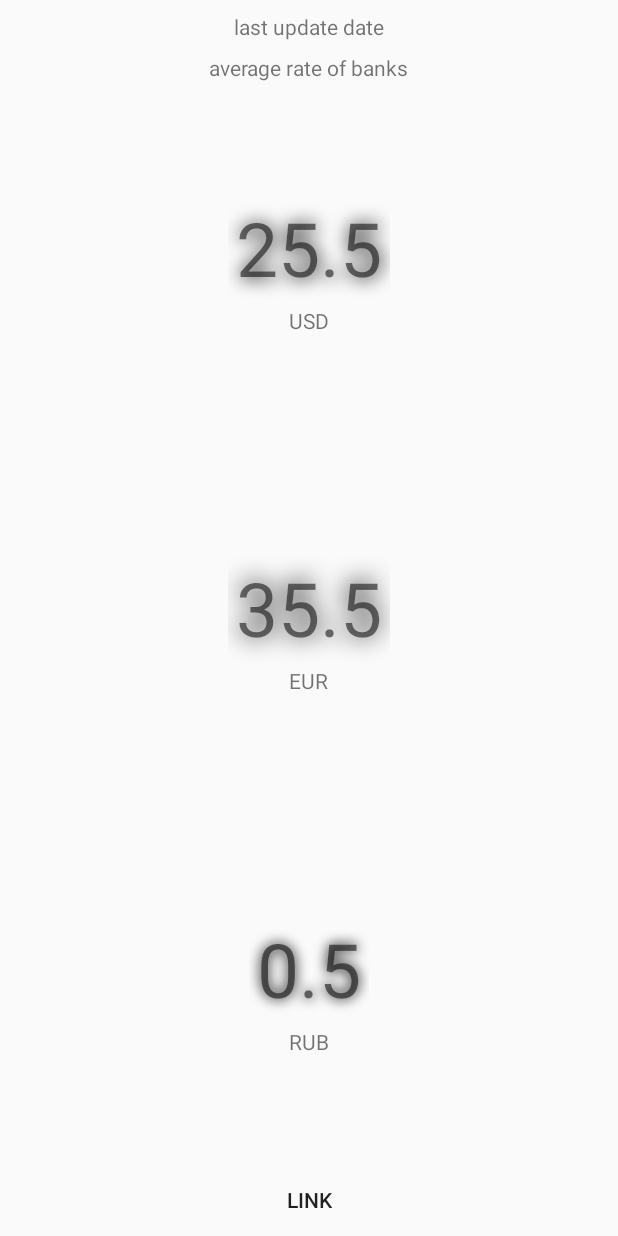
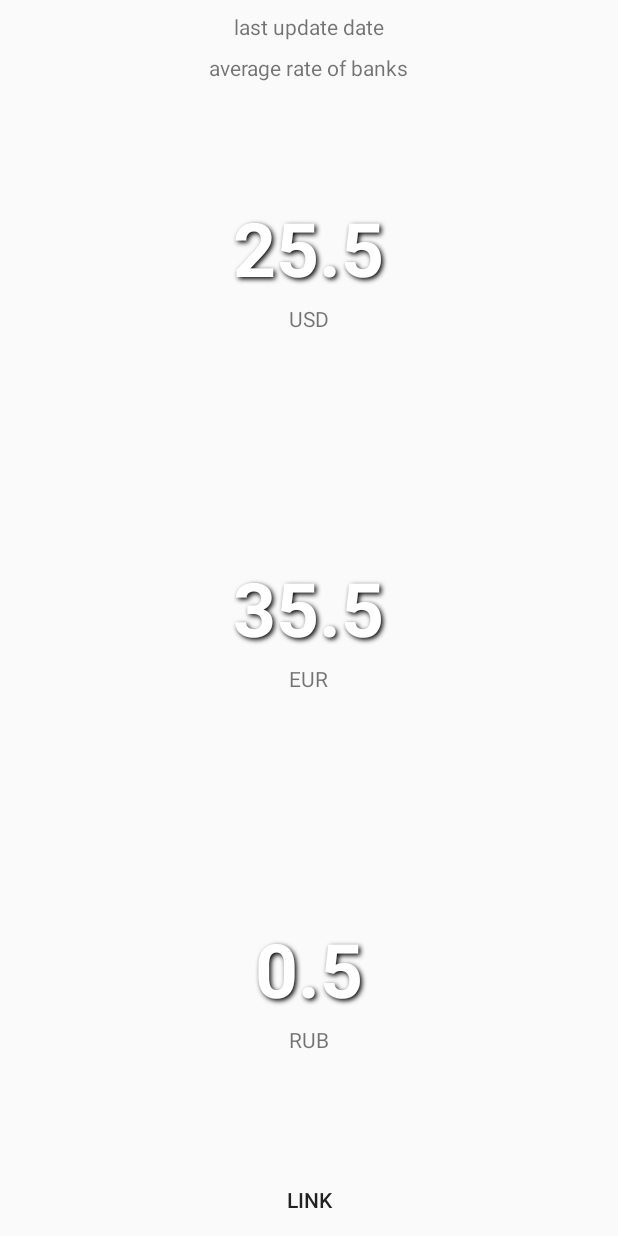
Before and after one commit to RomanStecenko/zenua, an Android app: the layout exchange_rate_fragment.xml on its own in the app's theme, with its tools: preview values and no code run, on a phone screen of 412 x 824 dp. Run offline under Robolectric (Android 15) with nearby library versions, the phone set to English and light mode, and no system bars.

Commit message:
deleted fonts from assets, added style for some textviews

```diff
--- a/app/src/main/java/edu/my/rstetsenko/zenua/fragments/ExchangeRateFragment.java
+++ b/app/src/main/java/edu/my/rstetsenko/zenua/fragments/ExchangeRateFragment.java
@@ -2,9 +2,7 @@ package edu.my.rstetsenko.zenua.fragments;
 
 import android.content.Context;
 import android.content.Intent;
-import android.content.res.AssetManager;
 import android.database.Cursor;
-import android.graphics.Typeface;
 import android.net.ConnectivityManager;
 import android.net.NetworkInfo;
 import android.net.Uri;
@@ -16,7 +14,6 @@ import android.support.v4.content.CursorLoader;
 import android.support.v4.content.Loader;
 import android.support.v4.view.MenuItemCompat;
 import android.support.v7.widget.ShareActionProvider;
-import android.util.Log;
 import android.view.LayoutInflater;
 import android.view.Menu;
 import android.view.MenuInflater;
@@ -27,9 +24,6 @@ import android.widget.Button;
 import android.widget.LinearLayout;
 import android.widget.TextView;
 import android.widget.Toast;
-
-import java.io.IOException;
-import java.util.concurrent.ConcurrentNavigableMap;
 
 import edu.my.rstetsenko.zenua.Constants;
 import edu.my.rstetsenko.zenua.FetchRateTask;
@@ -64,13 +58,11 @@ public class ExchangeRateFragment extends Fragment implements LoaderManager.Load
     private int currentSource;
     private Uri uriToSource;
     private String shareString;
-    private String[] fonts;
 
     @Override
     public void onCreate(Bundle savedInstanceState) {
         super.onCreate(savedInstanceState);
         setHasOptionsMenu(true);
-        getFontsNames();
     }
 
     @Override
@@ -164,7 +156,6 @@ public class ExchangeRateFragment extends Fragment implements LoaderManager.Load
         public void onClick(View v) {
             switch (v.getId()) {
                 case R.id.link_for_resource:
-                    setNextFont();
                     if (uriToSource != null) {
                         Intent goToLink = new Intent(Intent.ACTION_VIEW, uriToSource);
                         startActivity(goToLink);
@@ -354,30 +345,4 @@ public class ExchangeRateFragment extends Fragment implements LoaderManager.Load
         loadData();
         getLoaderManager().restartLoader(EXCHANGE_RATE_LOADER_ID, null, this);
     }
-
-    private void getFontsNames(){
-        AssetManager assetManager = getActivity().getAssets();
-        try {
-            fonts = assetManager.list("fonts");
-        } catch (IOException e) {
-            e.printStackTrace();
-            Log.e(Constants.LOG_TAG, "assetManager: ", e);
-        }
-    }
-
-    private int fontPosition = 1;
-
-    private void setNextFont() {
-        if (fontPosition > fonts.length) {
-            fontPosition = 1;
-        }
-        Typeface face = Typeface.createFromAsset(getActivity().getAssets(), "fonts/" + fonts[fontPosition-1]);
-        Log.d(Constants.LOG_TAG, "FONT "+ (fontPosition -1) + " name: "+ fonts[fontPosition-1]);
-        rubTextView.setTypeface(face);
-        eurTextView.setTypeface(face);
-        usdTextView.setTypeface(face);
-        fontPosition++;
-
-        //android:fontFamily="sans-serif-light"
-    }
 }
--- a/app/src/main/res/layout-land/exchange_rate_fragment.xml
+++ b/app/src/main/res/layout-land/exchange_rate_fragment.xml
@@ -1,6 +1,7 @@
 <?xml version="1.0" encoding="utf-8"?>
 <RelativeLayout xmlns:android="http://schemas.android.com/apk/res/android"
     xmlns:tools="http://schemas.android.com/tools"
+    android:id="@+id/root_view"
     android:layout_width="match_parent"
     android:layout_height="match_parent">
 
@@ -88,11 +89,7 @@
                 android:layout_width="wrap_content"
                 android:layout_height="wrap_content"
                 android:textSize="50sp"
-                android:shadowColor="@android:color/black"
-                android:shadowDx="0"
-                android:shadowDy="0"
-                android:shadowRadius="5"
-                android:padding="5dp"
+                style="@style/rateValueTextView"
                 tools:visibility="gone"
                 tools:text="25.5" />
 
@@ -114,9 +111,10 @@
                     android:id="@+id/usd_rate_buy"
                     android:layout_width="wrap_content"
                     android:layout_weight="1"
+                    android:layout_height="0dp"
                     android:gravity="center_vertical"
-                    android:layout_height="0dp"
                     android:textSize="50sp"
+                    style="@style/rateValueTextView"
                     tools:text="24.3" />
 
                 <TextView
@@ -126,6 +124,7 @@
                     android:layout_height="0dp"
                     android:gravity="center_vertical"
                     android:textSize="50sp"
+                    style="@style/rateValueTextView"
                     tools:text="26.7" />
 
             </LinearLayout>
@@ -144,11 +143,7 @@
                 android:layout_width="wrap_content"
                 android:layout_height="wrap_content"
                 android:textSize="50sp"
-                android:shadowColor="@android:color/black"
-                android:shadowDx="0"
-                android:shadowDy="0"
-                android:shadowRadius="10"
-                android:padding="5dp"
+                style="@style/rateValueTextView"
                 tools:visibility="gone"
                 tools:text="35.5" />
 
@@ -170,9 +165,10 @@
                     android:id="@+id/eur_rate_buy"
                     android:layout_width="wrap_content"
                     android:layout_weight="1"
+                    android:layout_height="0dp"
                     android:gravity="center_vertical"
-                    android:layout_height="0dp"
                     android:textSize="50sp"
+                    style="@style/rateValueTextView"
                     tools:text="24.3" />
 
                 <TextView
@@ -182,6 +178,7 @@
                     android:layout_height="0dp"
                     android:gravity="center_vertical"
                     android:textSize="50sp"
+                    style="@style/rateValueTextView"
                     tools:text="26.7" />
 
             </LinearLayout>
@@ -200,11 +197,7 @@
                 android:layout_width="wrap_content"
                 android:layout_height="wrap_content"
                 android:textSize="50sp"
-                android:shadowColor="@android:color/black"
-                android:shadowDx="0"
-                android:shadowDy="0"
-                android:shadowRadius="15"
-                android:padding="5dp"
+                style="@style/rateValueTextView"
                 tools:visibility="gone"
                 tools:text="0.5" />
 
@@ -226,9 +219,10 @@
                     android:id="@+id/rub_rate_buy"
                     android:layout_width="wrap_content"
                     android:layout_weight="1"
+                    android:layout_height="0dp"
                     android:gravity="center_vertical"
-                    android:layout_height="0dp"
                     android:textSize="50sp"
+                    style="@style/rateValueTextView"
                     tools:text="24.3" />
 
                 <TextView
@@ -238,6 +232,7 @@
                     android:layout_height="0dp"
                     android:gravity="center_vertical"
                     android:textSize="50sp"
+                    style="@style/rateValueTextView"
                     tools:text="26.7" />
 
             </LinearLayout>
--- a/app/src/main/res/layout/exchange_rate_fragment.xml
+++ b/app/src/main/res/layout/exchange_rate_fragment.xml
@@ -1,6 +1,7 @@
 <?xml version="1.0" encoding="utf-8"?>
 <RelativeLayout xmlns:android="http://schemas.android.com/apk/res/android"
     xmlns:tools="http://schemas.android.com/tools"
+    android:id="@+id/root_view"
     android:layout_width="match_parent"
     android:layout_height="match_parent">
 
@@ -44,7 +45,7 @@
                 android:layout_height="wrap_content"
                 android:textSize="20sp"
                 android:text="@string/buy"
-                android:textStyle="bold"/>
+                style="@style/rateValueTextView"/>
 
             <TextView
                 android:layout_width="0dp"
@@ -53,7 +54,7 @@
                 android:gravity="center_horizontal"
                 android:textSize="20sp"
                 android:text="@string/sell"
-                android:textStyle="bold"/>
+                style="@style/rateValueTextView"/>
 
         </LinearLayout>
 
@@ -75,9 +76,10 @@
                     android:id="@+id/usd_rate_buy"
                     android:layout_width="0dp"
                     android:layout_weight="1"
+                    android:layout_height="wrap_content"
                     android:gravity="center_horizontal"
-                    android:layout_height="wrap_content"
                     android:textSize="50sp"
+                    style="@style/rateValueTextView"
                     tools:text="24.3" />
 
                 <TextView
@@ -87,6 +89,7 @@
                     android:layout_height="wrap_content"
                     android:gravity="center_horizontal"
                     android:textSize="50sp"
+                    style="@style/rateValueTextView"
                     tools:text="26.7" />
 
             </LinearLayout>
@@ -96,12 +99,7 @@
                 android:layout_width="wrap_content"
                 android:layout_height="wrap_content"
                 android:textSize="50sp"
-                android:shadowColor="@android:color/black"
-                android:shadowDx="1"
-                android:shadowDy="1"
-                android:shadowRadius="15"
-                android:padding="5dp"
-                android:text="26.78"
+                style="@style/rateValueTextView"
                 tools:text="25.5" />
 
             <TextView
@@ -129,9 +127,10 @@
                     android:id="@+id/eur_rate_buy"
                     android:layout_width="0dp"
                     android:layout_weight="1"
+                    android:layout_height="wrap_content"
                     android:gravity="center_horizontal"
-                    android:layout_height="wrap_content"
                     android:textSize="50sp"
+                    style="@style/rateValueTextView"
                     tools:text="24.3" />
 
                 <TextView
@@ -141,6 +140,7 @@
                     android:layout_height="wrap_content"
                     android:gravity="center_horizontal"
                     android:textSize="50sp"
+                    style="@style/rateValueTextView"
                     tools:text="26.7" />
 
             </LinearLayout>
@@ -150,12 +150,7 @@
                 android:layout_width="wrap_content"
                 android:layout_height="wrap_content"
                 android:textSize="50sp"
-                android:shadowColor="@android:color/black"
-                android:shadowDx="-1"
-                android:shadowDy="-1"
-                android:shadowRadius="20"
-                android:padding="5dp"
-                android:text="31.4"
+                style="@style/rateValueTextView"
                 tools:text="35.5" />
 
             <TextView
@@ -183,9 +178,10 @@
                     android:id="@+id/rub_rate_buy"
                     android:layout_width="0dp"
                     android:layout_weight="1"
+                    android:layout_height="wrap_content"
                     android:gravity="center_horizontal"
-                    android:layout_height="wrap_content"
                     android:textSize="50sp"
+                    style="@style/rateValueTextView"
                     tools:text="24.3" />
 
                 <TextView
@@ -195,6 +191,7 @@
                     android:layout_height="wrap_content"
                     android:gravity="center_horizontal"
                     android:textSize="50sp"
+                    style="@style/rateValueTextView"
                     tools:text="26.7" />
 
             </LinearLayout>
@@ -204,12 +201,7 @@
                 android:layout_width="wrap_content"
                 android:layout_height="wrap_content"
                 android:textSize="50sp"
-                android:shadowColor="@android:color/black"
-                android:shadowDx="0"
-                android:shadowDy="0"
-                android:shadowRadius="10"
-                android:padding="5dp"
-                android:text="0.59"
+                style="@style/rateValueTextView"
                 tools:text="0.5" />
 
             <TextView
--- a/app/src/main/res/values/styles.xml
+++ b/app/src/main/res/values/styles.xml
@@ -5,4 +5,14 @@
         <!-- Customize your theme here. -->
     </style>
 
+    <style name="rateValueTextView">
+        <item name="android:padding">4dp</item>
+        <item name="android:shadowColor">@android:color/black</item>
+        <item name="android:shadowDx">2</item>
+        <item name="android:shadowDy">2</item>
+        <item name="android:shadowRadius">4</item>
+        <item name="android:textStyle">bold</item>
+        <item name="android:textColor">@android:color/white</item>
+    </style>
+
 </resources>
```
Also changed, not shown: app/src/main/assets/fonts/FjallaOne-Regular.ttf (deleted), app/src/main/assets/fonts/Orbitron-Black.ttf (deleted), app/src/main/assets/fonts/Orbitron-Bold.ttf (deleted), app/src/main/assets/fonts/Orbitron-Medium.ttf (deleted), app/src/main/assets/fonts/Orbitron-Regular.ttf (deleted), app/src/main/assets/fonts/Oswald-Bold.ttf (deleted), app/src/main/assets/fonts/Oswald-Light.ttf (deleted), app/src/main/assets/fonts/Oswald-Regular.ttf (deleted), app/src/main/assets/fonts/PaytoneOne.ttf (deleted), app/src/main/assets/fonts/RussoOne-Regular.ttf (deleted), app/src/main/assets/fonts/Telex-Regular.ttf (deleted).
